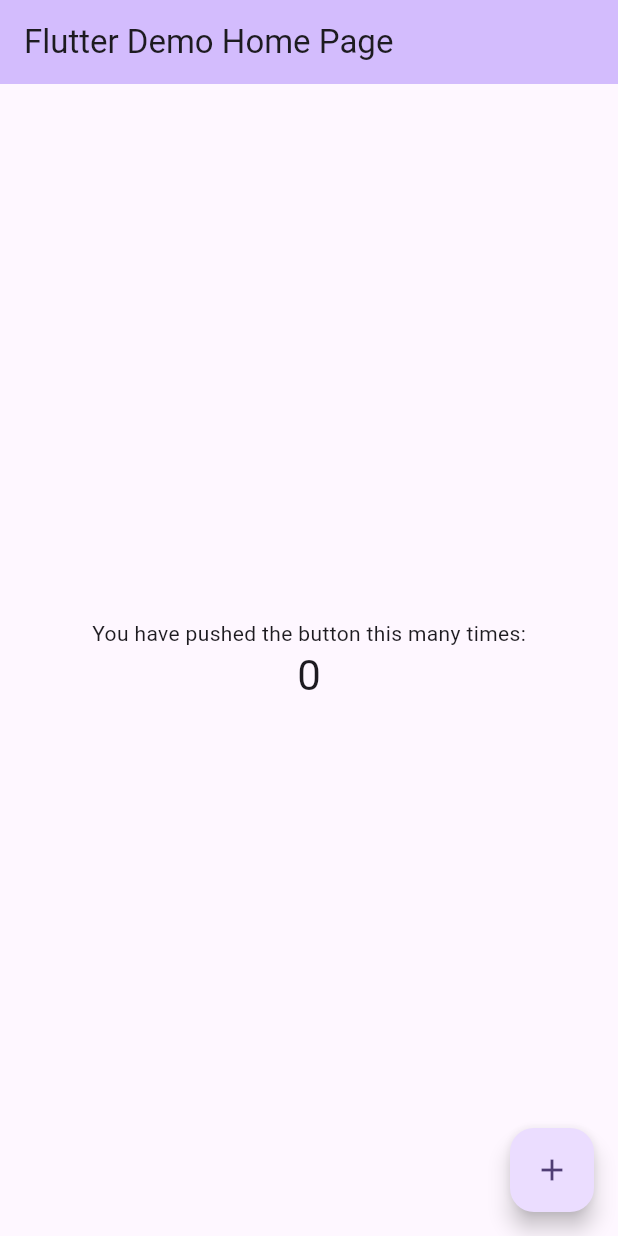
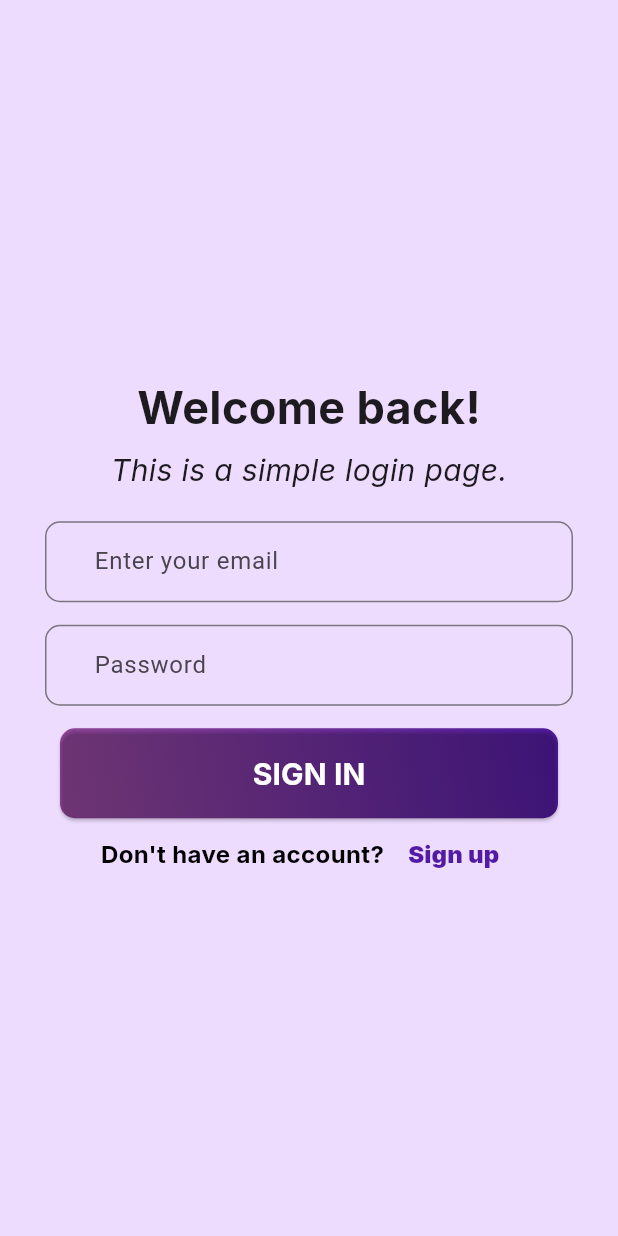
Before and after one commit to 88potatoes/Simple-Flutter-App, a Flutter app: the screen it shows after launch, on a phone screen of 412 x 824 dp. Run offline on Flutter 3.47's test engine with Material 3 defaults, Android fonts, the phone set to English and light mode, and no system bars; our stand-ins replace google_fonts.

Commit message:
Built a basic login page

```diff
--- a/analysis_options.yaml
+++ b/analysis_options.yaml
@@ -7,6 +7,9 @@
 
 # The following line activates a set of recommended lints for Flutter apps,
 # packages, and plugins designed to encourage good coding practices.
+analyzer:
+  errors:
+    p ignorerefer_const_constructors: ignore
 include: package:flutter_lints/flutter.yaml
 
 linter:
--- a/lib/main.dart
+++ b/lib/main.dart
@@ -1,4 +1,5 @@
 import 'package:flutter/material.dart';
+import 'pages/login.dart';
 
 void main() {
   runApp(const MyApp());
@@ -31,95 +32,96 @@
         colorScheme: ColorScheme.fromSeed(seedColor: Colors.deepPurple),
         useMaterial3: true,
       ),
-      home: const MyHomePage(title: 'Flutter Demo Home Page'),
+      home: const LoginPage(),
     );
   }
 }
 
-class MyHomePage extends StatefulWidget {
-  const MyHomePage({super.key, required this.title});
-
-  // This widget is the home page of your application. It is stateful, meaning
-  // that it has a State object (defined below) that contains fields that affect
-  // how it looks.
-
-  // This class is the configuration for the state. It holds the values (in this
-  // case the title) provided by the parent (in this case the App widget) and
-  // used by the build method of the State. Fields in a Widget subclass are
-  // always marked "final".
-
-  final String title;
-
-  @override
-  State<MyHomePage> createState() => _MyHomePageState();
-}
-
-class _MyHomePageState extends State<MyHomePage> {
-  int _counter = 0;
-
-  void _incrementCounter() {
-    setState(() {
-      // This call to setState tells the Flutter framework that something has
-      // changed in this State, which causes it to rerun the build method below
-      // so that the display can reflect the updated values. If we changed
-      // _counter without calling setState(), then the build method would not be
-      // called again, and so nothing would appear to happen.
-      _counter++;
-    });
-  }
-
-  @override
-  Widget build(BuildContext context) {
-    // This method is rerun every time setState is called, for instance as done
-    // by the _incrementCounter method above.
-    //
-    // The Flutter framework has been optimized to make rerunning build methods
-    // fast, so that you can just rebuild anything that needs updating rather
-    // than having to individually change instances of widgets.
-    return Scaffold(
-      appBar: AppBar(
-        // TRY THIS: Try changing the color here to a specific color (to
-        // Colors.amber, perhaps?) and trigger a hot reload to see the AppBar
-        // change color while the other colors stay the same.
-        backgroundColor: Theme.of(context).colorScheme.inversePrimary,
-        // Here we take the value from the MyHomePage object that was created by
-        // the App.build method, and use it to set our appbar title.
-        title: Text(widget.title),
-      ),
-      body: Center(
-        // Center is a layout widget. It takes a single child and positions it
-        // in the middle of the parent.
-        child: Column(
-          // Column is also a layout widget. It takes a list of children and
-          // arranges them vertically. By default, it sizes itself to fit its
-          // children horizontally, and tries to be as tall as its parent.
-          //
-          // Column has various properties to control how it sizes itself and
-          // how it positions its children. Here we use mainAxisAlignment to
-          // center the children vertically; the main axis here is the vertical
-          // axis because Columns are vertical (the cross axis would be
-          // horizontal).
-          //
-          // TRY THIS: Invoke "debug painting" (choose the "Toggle Debug Paint"
-          // action in the IDE, or press "p" in the console), to see the
-          // wireframe for each widget.
-          mainAxisAlignment: MainAxisAlignment.center,
-          children: <Widget>[
-            const Text(
-              'You have pushed the button this many times:',
-            ),
-            Text(
-              '$_counter',
-              style: Theme.of(context).textTheme.headlineMedium,
-            ),
-          ],
-        ),
-      ),
-      floatingActionButton: FloatingActionButton(
-        onPressed: _incrementCounter,
-        tooltip: 'Increment',
-        child: const Icon(Icons.add),
-      ), // This trailing comma makes auto-formatting nicer for build methods.
-    );
-  }
-}
+//class MyHomePage extends StatefulWidget {
+//  const MyHomePage({super.key, required this.title});
+//
+//  // This widget is the home page of your application. It is stateful, meaning
+//  // that it has a State object (defined below) that contains fields that affect
+//  // how it looks.
+//
+//  // This class is the configuration for the state. It holds the values (in this
+//  // case the title) provided by the parent (in this case the App widget) and
+//  // used by the build method of the State. Fields in a Widget subclass are
+//  // always marked "final".
+//
+//  final String title;
+//
+//  @override
+//  State<MyHomePage> createState() => _MyHomePageState();
+//}
+//
+//class _MyHomePageState extends State<MyHomePage> {
+//  int _counter = 0;
+//
+//  void _incrementCounter() {
+//    setState(() {
+//      // This call to setState tells the Flutter framework that something has
+//      // changed in this State, which causes it to rerun the build method below
+//      // so that the display can reflect the updated values. If we changed
+//      // _counter without calling setState(), then the build method would not be
+//      // called again, and so nothing would appear to happen.
+//      _counter++;
+//    });
+//  }
+//
+//  @override
+//  Widget build(BuildContext context) {
+//    // This method is rerun every time setState is called, for instance as done
+//    // by the _incrementCounter method above.
+//    //
+//    // The Flutter framework has been optimized to make rerunning build methods
+//    // fast, so that you can just rebuild anything that needs updating rather
+//    // than having to individually change instances of widgets.
+//    return Scaffold(
+//      appBar: AppBar(
+//        // TRY THIS: Try changing the color here to a specific color (to
+//        // Colors.amber, perhaps?) and trigger a hot reload to see the AppBar
+//        // change color while the other colors stay the same.
+//        backgroundColor: Theme.of(context).colorScheme.inversePrimary,
+//        // Here we take the value from the MyHomePage object that was created by
+//        // the App.build method, and use it to set our appbar title.
+//        title: Text(widget.title),
+//      ),
+//      body: Center(
+//        // Center is a layout widget. It takes a single child and positions it
+//        // in the middle of the parent.
+//        child: Column(
+//          // Column is also a layout widget. It takes a list of children and
+//          // arranges them vertically. By default, it sizes itself to fit its
+//          // children horizontally, and tries to be as tall as its parent.
+//          //
+//          // Column has various properties to control how it sizes itself and
+//          // how it positions its children. Here we use mainAxisAlignment to
+//          // center the children vertically; the main axis here is the vertical
+//          // axis because Columns are vertical (the cross axis would be
+//          // horizontal).
+//          //
+//          // TRY THIS: Invoke "debug painting" (choose the "Toggle Debug Paint"
+//          // action in the IDE, or press "p" in the console), to see the
+//          // wireframe for each widget.
+//          mainAxisAlignment: MainAxisAlignment.center,
+//          children: <Widget>[
+//            const Text(
+//              'You have pushed the button this many times:',
+//            ),
+//            Text(
+//              '$_counter',
+//              style: Theme.of(context).textTheme.headlineMedium,
+//            ),
+//          ],
+//        ),
+//      ),
+//      floatingActionButton: FloatingActionButton(
+//        onPressed: _incrementCounter,
+//        tooltip: 'Increment',
+//        child: const Icon(Icons.add),
+//      ), // This trailing comma makes auto-formatting nicer for build methods.
+//    );
+//  }
+//}
+//
--- /dev/null
+++ b/lib/pages/login.dart
@@ -0,0 +1,173 @@
+// ignore_for_file: prefer_const_constructors, use_super_parameters, prefer_const_literals_to_create_immutables, duplicate_ignore
+
+import 'package:flutter/material.dart';
+import 'package:google_fonts/google_fonts.dart';
+
+class LoginPage extends StatefulWidget{
+  const LoginPage({Key? key}) : super(key: key);
+
+  @override
+  State<LoginPage> createState() => _LoginPageState();
+}
+
+class _LoginPageState extends State<LoginPage> {
+  @override
+  Widget build(BuildContext context) {
+    return Scaffold(
+      backgroundColor: Color.fromARGB(250, 238, 219, 255),
+      body: SafeArea(
+        child: Center(
+          child: Column(
+            mainAxisAlignment: MainAxisAlignment.center,
+            // ignore: prefer_const_literals_to_create_immutables
+            children: [
+              SizedBox(height: 20),
+              Text(
+              'Welcome back!',
+              style: GoogleFonts.inter(
+                fontWeight: FontWeight.bold,
+                fontSize: 30
+                ),
+              ),
+              SizedBox(height: 5),
+              Text(
+              'This is a simple login page.',
+              style: GoogleFonts.inter(
+                fontStyle: FontStyle.italic,
+                fontWeight: FontWeight.normal,
+                fontSize: 20
+                ),
+              ),
+              SizedBox(height: 20),
+
+              // Username box
+              Padding(
+                padding: const EdgeInsets.symmetric(horizontal: 10.0),
+                ///child: Container(
+                ///  decoration: BoxDecoration(
+                ///    border: Border.all(color: Colors.grey),
+                ///    borderRadius: BorderRadius.circular(10)
+                ///  ),
+                  child: Padding(
+                    padding: const EdgeInsets.symmetric(horizontal: 20.0),
+                    child: TextField(
+                      decoration: InputDecoration(
+                        fillColor: Color.fromARGB(76, 255, 255, 255),
+                        border: OutlineInputBorder(
+                          borderSide: BorderSide(color: Colors.grey),
+                          borderRadius: BorderRadius.circular(10),
+                        ),
+                        focusedBorder: OutlineInputBorder(
+                          borderSide: BorderSide(color: Color.fromARGB(255, 52, 63, 70)),
+                          borderRadius: BorderRadius.circular(10),
+                        ),
+                        labelText: '  Enter your email ',
+                        contentPadding: EdgeInsets.symmetric(horizontal:(20.0),vertical:(15.0),
+
+                      ),
+                    ),
+                  )
+                )
+              ),
+
+              //Password box
+
+              SizedBox(height: 5),
+              Padding(
+                padding: const EdgeInsets.all(10.0),
+                ///child: Container(
+                ///  decoration: BoxDecoration(
+                ///    border: Border.all(color: Colors.grey),
+                ///    borderRadius: BorderRadius.circular(10)
+                ///  ),
+                  child: Padding(
+                    padding: const EdgeInsets.symmetric(horizontal: 20.0),
+                    child: TextField(
+                      obscureText: true,
+                      decoration: InputDecoration(
+                        fillColor: Color.fromARGB(255, 152, 3, 251),
+                        border: OutlineInputBorder(
+                          borderSide: BorderSide(color: Colors.grey),
+                          borderRadius: BorderRadius.circular(10),
+                        ),
+                        focusedBorder: OutlineInputBorder(
+                          borderSide: BorderSide(color: Color.fromARGB(255, 52, 63, 70)),
+                          borderRadius: BorderRadius.circular(10),
+                        ),
+                        labelText: '  Password ',
+                        contentPadding: EdgeInsets.symmetric(horizontal:(20.0),vertical:(15.0),
+                      ),
+                    ),
+                  )
+                )
+              ),
+
+              SizedBox(height: 5),
+
+              Container(
+                width: 332,
+                height: 60,
+                decoration: BoxDecoration(
+                  borderRadius: BorderRadius.circular(10),
+                  gradient: LinearGradient(
+                    colors: [
+                      Color.fromARGB(255, 151, 73, 158),
+                      Color.fromARGB(255, 82, 27, 163),
+                    ],
+                    begin: Alignment.bottomLeft,
+                    end: Alignment.topRight,
+                  ),
+                ),
+                child: ElevatedButton(
+                  onPressed: () {},
+                  style: ButtonStyle(
+                    shape: WidgetStateProperty.all<RoundedRectangleBorder>(
+                      RoundedRectangleBorder(
+                        borderRadius: BorderRadius.circular(10),
+                      ),
+                    ),
+                    backgroundColor: WidgetStateProperty.all<Color>(Colors.transparent),
+                    minimumSize: WidgetStateProperty.all<Size>(Size(332, 60)),
+                    // Ensure padding, elevation, etc., are set as needed
+                  ),
+                  child: Text(
+                    'SIGN IN',
+                    style: GoogleFonts.inter(
+                      fontWeight: FontWeight.bold,
+                      fontSize: 20,
+                      color: Colors.white,
+                    ),
+                  ),
+                ),
+              ),
+              Row(
+                mainAxisAlignment: MainAxisAlignment.center,
+                children: [
+                  Text(
+                    'Don\'t have an account? ',
+                    style: GoogleFonts.inter(
+                      fontWeight: FontWeight.bold,
+                      fontSize: 16,
+                      color: Colors.black,
+                    ),
+                  ),
+                  TextButton(
+                    onPressed: () {},
+                    child: Text(
+                      'Sign up',
+                      style: GoogleFonts.inter(
+                        fontWeight: FontWeight.w900,
+                        fontSize: 16,
+                        color: Color.fromARGB(255, 82, 27, 163),
+                      ),
+                    ),
+                  ),
+                ],
+              )
+            ] //children
+          ),
+        ),
+      ),
+    );
+  }
+}
--- a/pubspec.yaml
+++ b/pubspec.yaml
@@ -35,6 +35,7 @@ dependencies:
   # The following adds the Cupertino Icons font to your application.
   # Use with the CupertinoIcons class for iOS style icons.
   cupertino_icons: ^1.0.6
+  google_fonts: ^6.2.1
 
 dev_dependencies:
   flutter_test:
```
Also changed, not shown: pubspec.lock, 1 other file.
